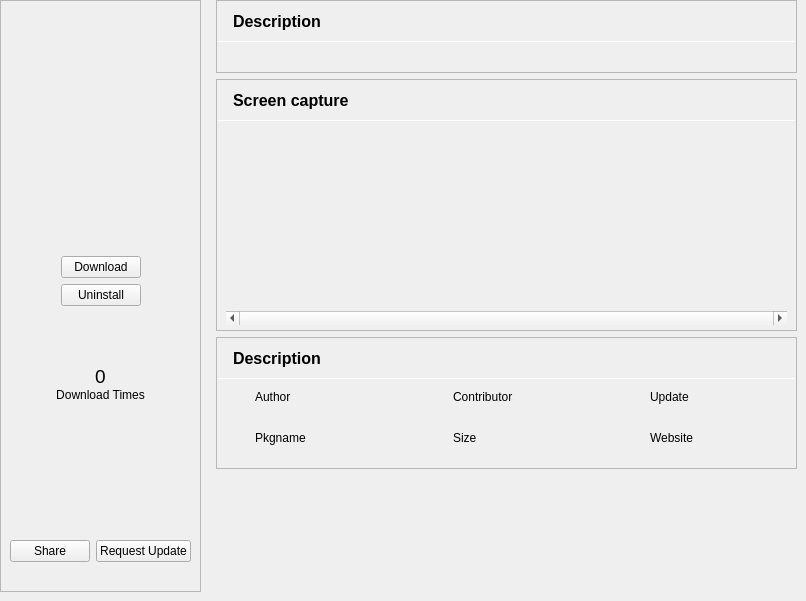
Qt form src/pages/appintopage.ui (spark-store-project/spark-store) before a commit.
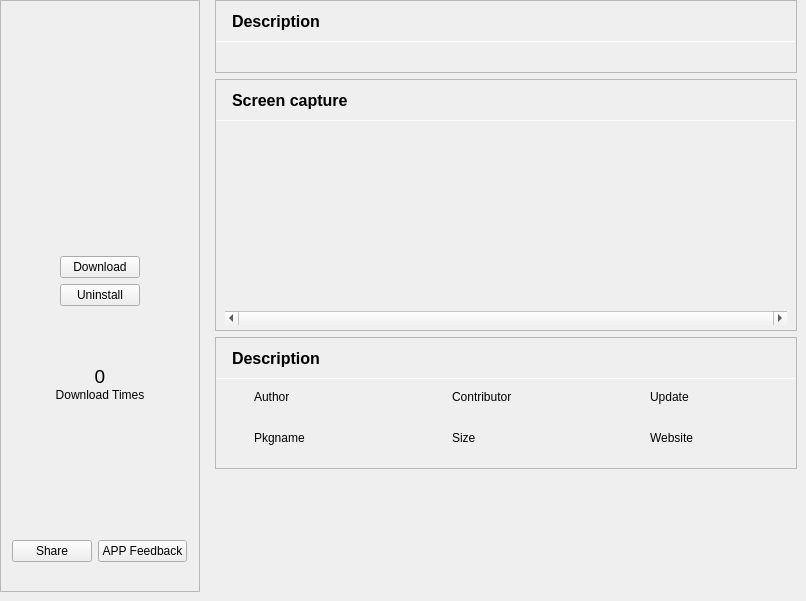
The same form after that commit. Icons and pictures are not drawn.

What changed in the file:
```diff
--- a/src/pages/appintopage.ui
+++ b/src/pages/appintopage.ui
@@ -596,7 +596,7 @@
            <item>
             <widget class="QPushButton" name="updateButton">
              <property name="text">
-              <string>Request Update</string>
+              <string>APP Feedback</string>
              </property>
             </widget>
            </item>
```
